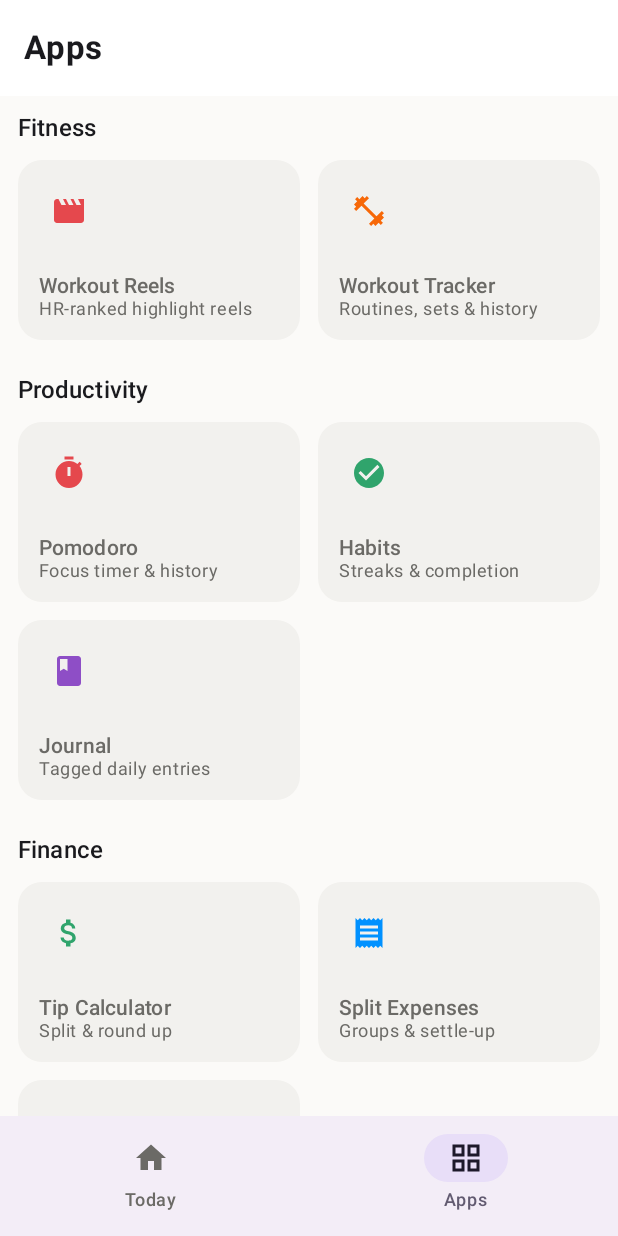
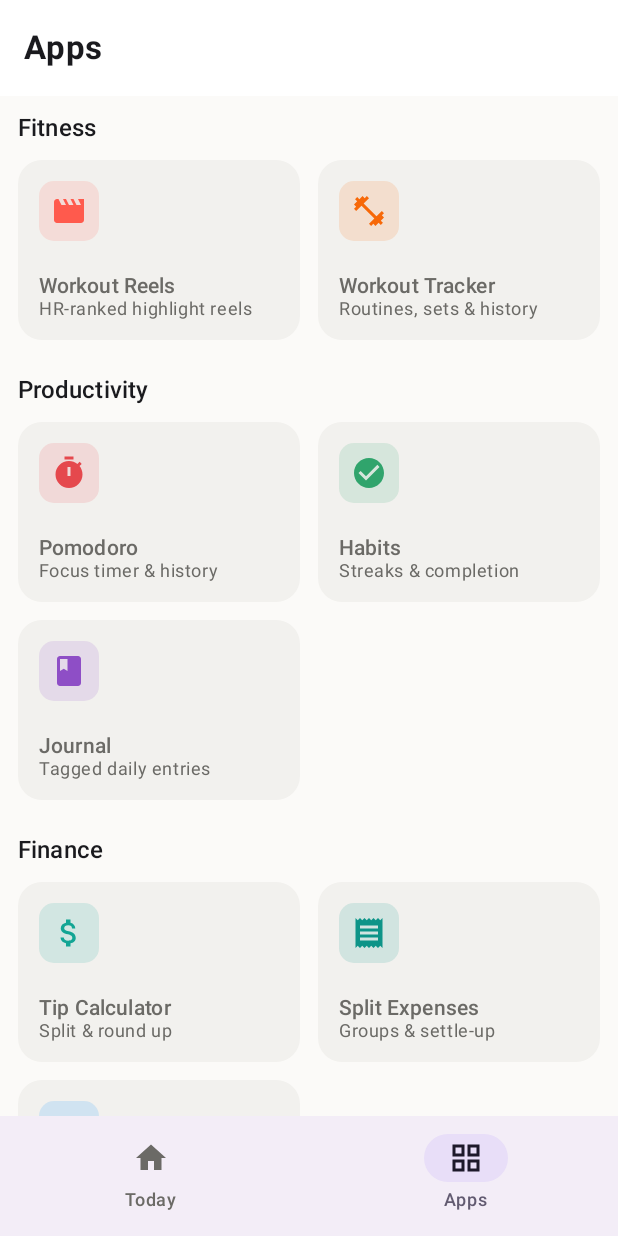
Before and after one commit to harshal2802/snappet-mobile, an Android app built with Jetpack Compose: the screen it shows after launch (MainActivity), item 2 of the bottom bar chosen, on a phone screen of 412 x 824 dp. Run offline under Robolectric (Android 15) with nearby library versions, the phone set to English and light mode, and no system bars; our stand-ins replace Room's generated code.

Commit message:
App Library + ModuleRegistry: Pulse accents and press-scale feedback
- ModuleRegistry now sources each module tint from SnappetAccents.forModule(id).
- ModuleCard tints its icon tile with the module accent (surfaceVariant card
  fill kept) and animates a ~0.97 press scale, gated by reduce-motion.

https://claude.ai/code/session_01SMws3szKwwGkKr1KVu3LhK

```diff
--- a/android/app/src/main/java/com/snappet/mobile/core/ModuleRegistry.kt
+++ b/android/app/src/main/java/com/snappet/mobile/core/ModuleRegistry.kt
@@ -9,61 +9,64 @@ import androidx.compose.material.icons.filled.Movie
 import androidx.compose.material.icons.filled.Receipt
 import androidx.compose.material.icons.filled.Timer
 import androidx.compose.material.icons.filled.PieChart
-import androidx.compose.ui.graphics.Color
+import com.snappet.mobile.ui.theme.SnappetAccents
 
 /**
  * The full suite. Two central edits wire in a mini-app (mirrors iOS): append its entry here
  * and add its `@Entity` types to [SnappetDatabase]. The App Library and the smoke test both
  * iterate this list. `content` is each feature's root composable.
+ *
+ * Each module's `tint` comes from [SnappetAccents.forModule] (the Pulse curated accent palette),
+ * keyed by the module id below.
  */
 object ModuleRegistry {
     val all: List<AppModule> = listOf(
         AppModule(
             id = "workout", title = "Workout Reels",
             subtitle = "HR-ranked highlight reels",
-            icon = Icons.Filled.Movie, tint = Color(0xFFE5484D),
+            icon = Icons.Filled.Movie, tint = SnappetAccents.forModule("workout"),
             category = ModuleCategory.FITNESS,
         ) { onExit -> com.snappet.mobile.feature.reel.ReelRoot(onExit) },
         AppModule(
             id = "workout-log", title = "Workout Tracker",
             subtitle = "Routines, sets & history",
-            icon = Icons.Filled.FitnessCenter, tint = Color(0xFFF76808),
+            icon = Icons.Filled.FitnessCenter, tint = SnappetAccents.forModule("workout-log"),
             category = ModuleCategory.FITNESS,
         ) { onExit -> com.snappet.mobile.feature.workout.WorkoutRoot(onExit) },
         AppModule(
             id = "pomodoro", title = "Pomodoro",
             subtitle = "Focus timer & history",
-            icon = Icons.Filled.Timer, tint = Color(0xFFE5484D),
+            icon = Icons.Filled.Timer, tint = SnappetAccents.forModule("pomodoro"),
             category = ModuleCategory.PRODUCTIVITY,
         ) { onExit -> com.snappet.mobile.feature.pomodoro.PomodoroRoot(onExit) },
         AppModule(
             id = "habit", title = "Habits",
             subtitle = "Streaks & completion",
-            icon = Icons.Filled.CheckCircle, tint = Color(0xFF30A46C),
+            icon = Icons.Filled.CheckCircle, tint = SnappetAccents.forModule("habit"),
             category = ModuleCategory.PRODUCTIVITY,
         ) { onExit -> com.snappet.mobile.feature.habit.HabitRoot(onExit) },
         AppModule(
             id = "journal", title = "Journal",
             subtitle = "Tagged daily entries",
-            icon = Icons.Filled.Book, tint = Color(0xFF8E4EC6),
+            icon = Icons.Filled.Book, tint = SnappetAccents.forModule("journal"),
             category = ModuleCategory.PRODUCTIVITY,
         ) { onExit -> com.snappet.mobile.feature.journal.JournalRoot(onExit) },
         AppModule(
             id = "tip", title = "Tip Calculator",
             subtitle = "Split & round up",
-            icon = Icons.Filled.AttachMoney, tint = Color(0xFF30A46C),
+            icon = Icons.Filled.AttachMoney, tint = SnappetAccents.forModule("tip"),
             category = ModuleCategory.FINANCE,
         ) { onExit -> com.snappet.mobile.feature.tip.TipRoot(onExit) },
         AppModule(
             id = "expense", title = "Split Expenses",
             subtitle = "Groups & settle-up",
-            icon = Icons.Filled.Receipt, tint = Color(0xFF0091FF),
+            icon = Icons.Filled.Receipt, tint = SnappetAccents.forModule("expense"),
             category = ModuleCategory.FINANCE,
         ) { onExit -> com.snappet.mobile.feature.expense.ExpenseRoot(onExit) },
         AppModule(
             id = "budget", title = "Budget",
             subtitle = "Categories & trends",
-            icon = Icons.Filled.PieChart, tint = Color(0xFF0091FF),
+            icon = Icons.Filled.PieChart, tint = SnappetAccents.forModule("budget"),
             category = ModuleCategory.FINANCE,
         ) { onExit -> com.snappet.mobile.feature.budget.BudgetRoot(onExit) },
     )
--- a/android/app/src/main/java/com/snappet/mobile/ui/library/AppLibraryScreen.kt
+++ b/android/app/src/main/java/com/snappet/mobile/ui/library/AppLibraryScreen.kt
@@ -12,6 +12,9 @@ import androidx.compose.foundation.lazy.grid.GridCells
 import androidx.compose.foundation.lazy.grid.LazyVerticalGrid
 import androidx.compose.foundation.lazy.grid.GridItemSpan
 import androidx.compose.foundation.lazy.grid.items
+import androidx.compose.foundation.background
+import androidx.compose.foundation.interaction.MutableInteractionSource
+import androidx.compose.foundation.interaction.collectIsPressedAsState
 import androidx.compose.foundation.shape.RoundedCornerShape
 import androidx.compose.material3.Card
 import androidx.compose.material3.CardDefaults
@@ -22,12 +25,17 @@ import androidx.compose.material3.Scaffold
 import androidx.compose.material3.Text
 import androidx.compose.material3.TopAppBar
 import androidx.compose.runtime.Composable
-import androidx.compose.runtime.LaunchedEffect
+import androidx.compose.runtime.getValue
+import androidx.compose.runtime.remember
+import androidx.compose.animation.core.animateFloatAsState
 import androidx.compose.ui.Alignment
 import androidx.compose.ui.Modifier
 import androidx.compose.ui.draw.clip
-import androidx.compose.ui.graphics.Color
+import androidx.compose.ui.draw.scale
 import androidx.compose.ui.platform.testTag
+import com.snappet.mobile.ui.theme.LocalReduceMotion
+import com.snappet.mobile.ui.theme.SnappetMotion
+import com.snappet.mobile.ui.theme.gated
 import androidx.compose.ui.semantics.contentDescription
 import androidx.compose.ui.semantics.semantics
 import androidx.compose.ui.text.font.FontWeight
@@ -98,18 +106,31 @@ fun AppLibraryScreen() {
 
 @Composable
 private fun ModuleCard(module: AppModule, onClick: () -> Unit) {
+    val reduceMotion = LocalReduceMotion.current
+    val interaction = remember { MutableInteractionSource() }
+    val pressed by interaction.collectIsPressedAsState()
+    val scale by animateFloatAsState(
+        targetValue = if (pressed) 0.97f else 1f,
+        animationSpec = gated(reduceMotion, SnappetMotion.expressive()),
+        label = "moduleCardScale",
+    )
     Card(
         onClick = onClick,
+        interactionSource = interaction,
         modifier = Modifier
             .fillMaxWidth()
             .height(120.dp)
+            .scale(scale)
             .testTag("moduleCard.${module.id}")
             .semantics { contentDescription = "moduleCard.${module.id}" },
         colors = CardDefaults.cardColors(containerColor = MaterialTheme.colorScheme.surfaceVariant),
     ) {
         Column(Modifier.fillMaxSize().padding(14.dp), verticalArrangement = Arrangement.SpaceBetween) {
             Box(
-                Modifier.size(40.dp).clip(RoundedCornerShape(10.dp)).then(Modifier),
+                Modifier
+                    .size(40.dp)
+                    .clip(RoundedCornerShape(10.dp))
+                    .background(module.tint.copy(alpha = 0.14f)),
                 contentAlignment = Alignment.Center,
             ) {
                 Icon(module.icon, contentDescription = null, tint = module.tint)
```
